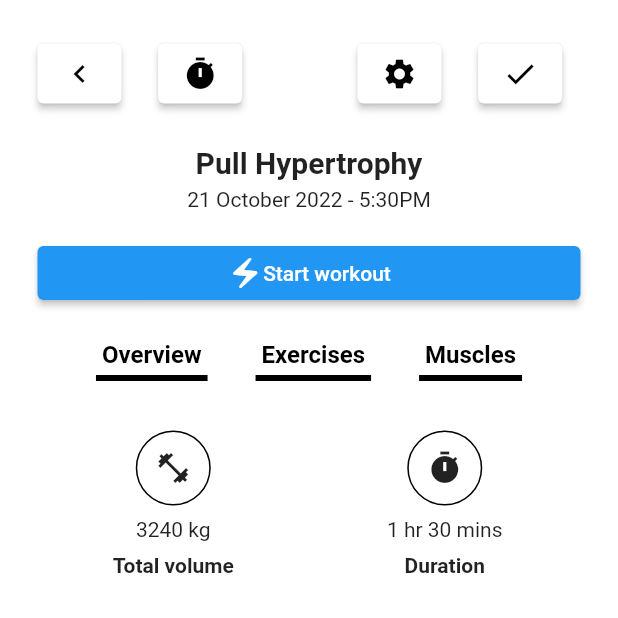
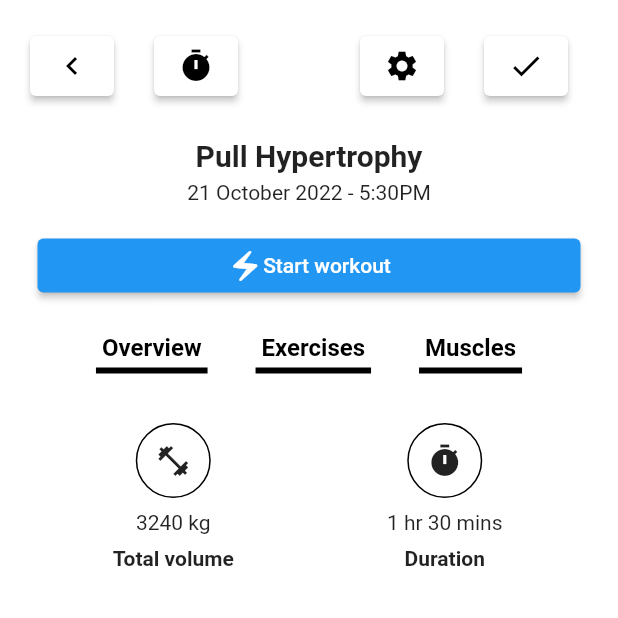
Before and after one commit to TomTomDam/workout-log, a Flutter app: the screen it shows after launch, item 2 of the bottom bar chosen, after a tap on "Start an empty workout", on a phone screen of 412 x 824 dp, the top half of it. Run offline on Flutter 3.47's test engine with Material 2 defaults, Android fonts, the phone set to English and light mode, and no system bars.

Commit message:
Finished Training styles section of Dashboard. Redoing padding and margins across the app

```diff
--- a/lib/screens/dashboard/dashboard.dart
+++ b/lib/screens/dashboard/dashboard.dart
@@ -3,11 +3,12 @@
 import 'package:workout_log/screens/dashboard/exercises.dart';
 import 'package:workout_log/screens/dashboard/goals.dart';
 import 'package:workout_log/screens/dashboard/statistics.dart';
+import '../../widgets/filter_list/static_filter_list.dart';
 import '../settings/settings.dart';
 import '../../widgets/header/header.dart';
-import '../onboarding_page1.dart';
-import '../onboarding_page2.dart';
-import '../onboarding_page3.dart';
+import '../onboarding/onboarding_page1.dart';
+import '../onboarding/onboarding_page2.dart';
+import '../onboarding/onboarding_page3.dart';
 
 class Dashboard extends StatefulWidget {
   const Dashboard({Key? key, required this.title}) : super(key: key);
@@ -20,7 +21,7 @@
 class _DashboardState extends State<Dashboard> {
   @override
   Widget build(BuildContext context) {
-    const double sectionPadding = 25;
+    const double sectionPadding = 20;
 
     return Scaffold(
         backgroundColor: Colors.white,
@@ -33,12 +34,10 @@
                 navigationButton: ElevatedButton(
                   style: ElevatedButton.styleFrom(
                       minimumSize: const Size(40, 40), primary: Colors.white),
-                  onPressed: () {
-                    Navigator.push(
+                  onPressed: () => Navigator.push(
                       context,
                       MaterialPageRoute(
-                            builder: (context) => const Settings()));
-                  },
+                          builder: (context) => const Settings())),
                   child: const Icon(
                     Icons.settings,
                     color: Colors.black,
@@ -62,7 +61,7 @@
                       decoration: const BoxDecoration(
                         color: Colors.grey,
                       ),
-                      margin: const EdgeInsets.fromLTRB(25, 15, 5, 0),
+                      margin: const EdgeInsets.fromLTRB(20, 20, 5, 0),
                       padding: const EdgeInsets.all(10),
                       child: Column(
                         mainAxisAlignment: MainAxisAlignment.spaceAround,
@@ -89,7 +88,7 @@
                           decoration: const BoxDecoration(
                             color: Colors.grey,
                           ),
-                          margin: const EdgeInsets.fromLTRB(5, 15, 25, 0),
+                          margin: const EdgeInsets.fromLTRB(5, 20, 20, 0),
                           padding: const EdgeInsets.all(10),
                           child: Column(
                             mainAxisAlignment: MainAxisAlignment.spaceAround,
@@ -113,10 +112,10 @@
                 ],
               ),
               Container(
-                height: 140,
+                height: 146,
                 width: double.infinity,
                 decoration: const BoxDecoration(color: Colors.grey),
-                margin: const EdgeInsets.fromLTRB(25, 15, 25, 0),
+                margin: const EdgeInsets.fromLTRB(20, 20, 20, 0),
                 padding: const EdgeInsets.all(10),
                 child: Column(
                   crossAxisAlignment: CrossAxisAlignment.start,
@@ -135,11 +134,12 @@
                       ),
                     ),
                     Container(
-                      margin: const EdgeInsets.only(top: 2.5),
+                      margin: const EdgeInsets.only(top: 5),
                       child: Text("Yesterday (21/07/2022)",
                           style: TextStyle(color: Colors.grey.shade200)),
                     ),
-                    Expanded(
+                    SizedBox(
+                      height: 50,
                       child: GridView.count(
                         primary: false,
                         shrinkWrap: true,
@@ -162,7 +162,7 @@
                 ),
               ),
               Container(
-                margin: const EdgeInsets.fromLTRB(25, 5, 25, 25),
+                margin: const EdgeInsets.fromLTRB(20, 5, 20, 0),
                 child: Expanded(
                   child: GridView.count(
                     primary: false,
@@ -247,7 +247,7 @@
               Align(
                 alignment: Alignment.centerLeft,
                 child: Container(
-                  margin: const EdgeInsets.symmetric(horizontal: 25),
+                  margin: const EdgeInsets.fromLTRB(20, 20, 20, 0),
                   child: Text(
                     "Training styles",
                     style: TextStyle(
@@ -257,6 +257,7 @@
                   ),
                 ),
               ),
+              StaticFilterList(),
               Padding(
                   padding: const EdgeInsets.only(
                       top: sectionPadding,
@@ -266,13 +267,10 @@
                     children: [
                       ElevatedButton(
                         child: const Text("Go to: Onboarding Page 1"),
-                        onPressed: () {
-                          Navigator.push(
+                        onPressed: () => Navigator.push(
                             context,
                             MaterialPageRoute(
-                                  builder: (context) =>
-                                      const OnboardingPage1()));
-                        },
+                                builder: (context) => const OnboardingPage1())),
                       )
                     ],
                   )),
@@ -283,13 +281,10 @@
                     children: [
                       ElevatedButton(
                         child: const Text("Go to: Onboarding Page 2"),
-                        onPressed: () {
-                          Navigator.push(
+                        onPressed: () => Navigator.push(
                             context,
                             MaterialPageRoute(
-                                  builder: (context) =>
-                                      const OnboardingPage2()));
-                        },
+                                builder: (context) => const OnboardingPage2())),
                       )
                     ],
                   )),
@@ -300,13 +295,10 @@
                     children: [
                       ElevatedButton(
                         child: const Text("Go to: Onboarding Page 3"),
-                        onPressed: () {
-                          Navigator.push(
+                        onPressed: () => Navigator.push(
                             context,
                             MaterialPageRoute(
-                                  builder: (context) =>
-                                      const OnboardingPage3()));
-                        },
+                                builder: (context) => const OnboardingPage3())),
                       )
                     ],
                   )),
--- a/lib/screens/exercise_list/add_exercises.dart
+++ b/lib/screens/exercise_list/add_exercises.dart
@@ -12,8 +12,7 @@
 }
 
 class _AddExercisesState extends State<AddExercises> {
-  EdgeInsets rowMargin =
-      const EdgeInsets.only(left: 25.0, right: 25.0, top: 15.0);
+  EdgeInsets rowMargin = const EdgeInsets.fromLTRB(20, 20, 20, 0);
   List<ExerciseModel> resultsList = exerciseList;
 
   @override
--- a/lib/screens/log_workout/log_workout.dart
+++ b/lib/screens/log_workout/log_workout.dart
@@ -23,7 +23,9 @@
 
   @override
   Widget build(BuildContext context) {
-    return Scaffold(
+    return GestureDetector(
+      onTap: () => FocusManager.instance.primaryFocus?.unfocus(),
+      child: Scaffold(
           backgroundColor: Colors.white,
           body: SingleChildScrollView(
             child: SafeArea(
@@ -107,7 +109,8 @@
                 Padding(padding: padding, child: pageSection),
               ]),
             )),
-        ));
+          )),
+    );
   }
 }
 
@@ -116,7 +119,7 @@
 
   @override
   Widget build(BuildContext context) {
-    const double padding = 25;
+    const double padding = 20;
     const EdgeInsets rowPadding =
         EdgeInsets.only(top: padding, left: padding, right: padding);
 
--- a/lib/screens/onboarding_page1.dart
+++ b/lib/screens/onboarding/onboarding_page1.dart
@@ -1,5 +1,5 @@
 import 'package:flutter/material.dart';
-import 'package:workout_log/screens/onboarding_page2.dart';
+import 'package:workout_log/screens/onboarding/onboarding_page2.dart';
 import 'onboarding_page2.dart';
 
 class OnboardingPage1 extends StatelessWidget {
@@ -7,7 +7,7 @@
 
   @override
   Widget build(BuildContext context) {
-    const double padding = 25;
+    const double padding = 20;
 
     return Scaffold(
         backgroundColor: Colors.white,
--- a/lib/screens/onboarding_page2.dart
+++ b/lib/screens/onboarding/onboarding_page2.dart
@@ -1,6 +1,6 @@
 import 'package:flutter/material.dart';
 import 'package:flutter/services.dart';
-import 'package:workout_log/screens/onboarding_page3.dart';
+import 'package:workout_log/screens/onboarding/onboarding_page3.dart';
 
 List<String> genderList = ['Male', 'Female', 'Prefer not to say'];
 String? selectedGender = genderList[0];
@@ -18,7 +18,7 @@
 class _OnboardingPage2State extends State<OnboardingPage2> {
   @override
   Widget build(BuildContext context) {
-    const double padding = 25;
+    const double padding = 20;
 
     return Scaffold(
         backgroundColor: Colors.white,
--- a/lib/screens/onboarding_page3.dart
+++ b/lib/screens/onboarding/onboarding_page3.dart
@@ -1,6 +1,6 @@
 import 'package:flutter/material.dart';
 import 'package:workout_log/screens/main.dart';
-import '../widgets/filter_list.dart';
+import '../../widgets/filter_list/filter_list.dart';
 
 class OnboardingPage3 extends StatefulWidget {
   const OnboardingPage3({Key? key}) : super(key: key);
@@ -12,7 +12,7 @@
 class _OnboardingPage3State extends State<OnboardingPage3> {
   @override
   Widget build(BuildContext context) {
-    const double padding = 25;
+    const double padding = 20;
 
     return Scaffold(
         backgroundColor: Colors.white,
--- a/lib/screens/select_workout.dart
+++ b/lib/screens/select_workout.dart
@@ -14,10 +14,9 @@
 class _SelectWorkoutState extends State<SelectWorkout> {
   @override
   Widget build(BuildContext context) {
-    const double margin = 25;
+    const double sideMargin = 20;
     const EdgeInsets containerMargin =
-        EdgeInsets.only(top: 5, bottom: 5, left: margin, right: margin);
-
+        EdgeInsets.fromLTRB(sideMargin, 10, sideMargin, 0);
     final double width = MediaQuery.of(context).size.width;
 
     return Scaffold(
@@ -35,9 +34,9 @@
               Container(
                 margin: containerMargin,
                 child: Container(
-                    width: width - margin,
-                    height: 90,
-                    padding: const EdgeInsets.all(8.0),
+                    width: width - sideMargin,
+                    height: 95,
+                    padding: const EdgeInsets.all(10),
                     decoration: const BoxDecoration(
                       color: Colors.grey,
                     ),
@@ -51,11 +50,12 @@
                                     .textTheme
                                     .headline2
                                     ?.fontSize)),
-                        Expanded(
+                        SizedBox(
+                          height: 50,
                           child: GridView.count(
                             primary: false,
                             shrinkWrap: true,
-                            padding: const EdgeInsets.only(top: 8.0),
+                            padding: const EdgeInsets.only(top: 10),
                             crossAxisSpacing: 0,
                             mainAxisSpacing: 0,
                             crossAxisCount: 2,
@@ -85,10 +85,9 @@
                 },
                 child: Container(
                   margin: containerMargin,
-                  child: Container(
-                    width: width - margin,
+                  width: double.infinity,
                   height: 70,
-                    padding: const EdgeInsets.all(8.0),
+                  padding: const EdgeInsets.all(10.0),
                   decoration: BoxDecoration(
                     border: Border.all(color: Colors.black),
                     color: Colors.grey,
@@ -98,11 +97,9 @@
                       child: Text("Start an empty workout")),
                 ),
               ),
-              ),
               const SubHeader(title: "Workouts"),
               Container(
-                margin:
-                    const EdgeInsets.only(top: 10, left: margin, right: margin),
+                margin: containerMargin,
                 child: Row(children: [
                   Expanded(
                     child: InkWell(
@@ -128,7 +125,7 @@
                   const SubHeader(title: "Workout history"),
                   Container(
                     margin: const EdgeInsets.only(
-                        top: margin, left: margin, right: margin),
+                        top: 10, left: sideMargin, right: sideMargin),
                     child: const Icon(Icons.keyboard_arrow_down,
                         color: Colors.black),
                   )
@@ -136,11 +133,11 @@
               ),
               Container(
                 margin: const EdgeInsets.only(
-                    top: 10, bottom: 25, left: margin, right: margin),
+                    top: 10, bottom: 25, left: sideMargin, right: sideMargin),
                 child: Container(
-                  width: width - margin,
-                  height: 270,
-                  padding: const EdgeInsets.all(8.0),
+                  width: width - sideMargin,
+                  height: 275,
+                  padding: const EdgeInsets.all(10),
                   decoration: const BoxDecoration(
                     color: Colors.grey,
                   ),
@@ -196,16 +193,17 @@
                           ],
                         ),
                         Container(
-                          margin: const EdgeInsets.only(top: 4.0),
+                          margin: const EdgeInsets.only(top: 5.0),
                           child: Text(
                             "Yesterday (18/09/2022)",
                             style: TextStyle(color: Colors.grey.shade200),
                           ),
                         ),
-                        Expanded(
+                        SizedBox(
+                          height: 50,
                           child: GridView.count(
                             primary: false,
-                            padding: const EdgeInsets.only(top: 8.0),
+                            padding: const EdgeInsets.only(top: 10.0),
                             crossAxisSpacing: 0,
                             mainAxisSpacing: 0,
                             crossAxisCount: 2,
@@ -226,16 +224,13 @@
                           color: Colors.black,
                           thickness: 1,
                         ),
-                        Container(
-                          margin: const EdgeInsets.only(top: 4.0),
-                          child: Text(
+                        Text(
                           "Exercises",
                           style: TextStyle(color: Colors.grey.shade200),
                         ),
-                        ),
                         Container(
-                          margin: const EdgeInsets.only(
-                              top: 4.0, bottom: 4.0, left: 4.0),
+                          margin:
+                              const EdgeInsets.only(top: 5, bottom: 5, left: 5),
                           child: Row(
                             children: const [
                               ExerciseImage(),
@@ -244,8 +239,8 @@
                           ),
                         ),
                         Container(
-                          margin: const EdgeInsets.only(
-                              top: 4.0, bottom: 4.0, left: 4.0),
+                          margin:
+                              const EdgeInsets.only(top: 5, bottom: 5, left: 5),
                           child: Row(
                             children: const [
                               ExerciseImage(),
@@ -272,25 +267,22 @@
   @override
   Widget build(BuildContext context) {
     return Container(
-      margin: const EdgeInsets.symmetric(horizontal: 8.0),
+      margin: const EdgeInsets.symmetric(horizontal: 5),
       child: Container(
-        padding: const EdgeInsets.only(top: 10),
         alignment: Alignment.center,
         height: 80,
         decoration: const BoxDecoration(
           color: Colors.grey,
         ),
-        child: Column(children: [
+        child:
+            Column(mainAxisAlignment: MainAxisAlignment.spaceEvenly, children: [
           Icon(
             icon,
             color: Colors.black,
           ),
-          Container(
-            margin: const EdgeInsets.only(top: 8.0),
-            child: Text(
+          Text(
             text,
             textAlign: TextAlign.center,
-            ),
           )
         ]),
       ),
--- a/lib/screens/settings/Settings.dart
+++ b/lib/screens/settings/Settings.dart
@@ -6,7 +6,7 @@
 
   @override
   Widget build(BuildContext context) {
-    const double padding = 25;
+    const double padding = 20;
     const EdgeInsets settingsPadding = EdgeInsets.only(left: padding);
 
     return Scaffold(
--- a/lib/widgets/header/header.dart
+++ b/lib/widgets/header/header.dart
@@ -13,7 +13,7 @@
 
   @override
   Widget build(BuildContext context) {
-    const double padding = 25;
+    const double padding = 20;
     const EdgeInsets rowPadding =
         EdgeInsets.only(top: padding, left: padding, right: padding);
 
--- a/lib/widgets/page/sub_header.dart
+++ b/lib/widgets/page/sub_header.dart
@@ -6,9 +6,9 @@
 
   @override
   Widget build(BuildContext context) {
-    const double padding = 25;
+    const double padding = 20;
     const EdgeInsets rowPadding =
-        EdgeInsets.only(top: padding, left: padding, right: padding);
+        EdgeInsets.only(top: 20, left: padding, right: padding);
 
     return Padding(
       padding: rowPadding,
--- a/lib/widgets/section_box.dart
+++ b/lib/widgets/section_box.dart
@@ -5,7 +5,7 @@
 
   @override
   Widget build(BuildContext context) {
-    const double padding = 25;
+    const double padding = 20;
     const EdgeInsets containerPadding =
         EdgeInsets.only(top: 10, left: padding, right: padding);
     final double width = MediaQuery.of(context).size.width;
```
Also changed, not shown: lib/screens/dashboard/calendar.dart (+2 -7 lines), lib/screens/dashboard/exercises.dart (+2 -6 lines), lib/screens/dashboard/goals.dart (+2 -6 lines), lib/screens/dashboard/statistics.dart (+2 -6 lines), lib/screens/log_workout/exercises_pane.dart (+15 -24 lines), lib/widgets/duration_volume_gridview.dart (added, +10 -0 lines), lib/widgets/filter_list/filter_list.dart (added, +62 -0 lines), lib/widgets/filter_list/static_filter_list.dart (renamed from lib/widgets/filter_list.dart, +6 -21 lines). Lines whose indentation alone changed are shown as unchanged.
